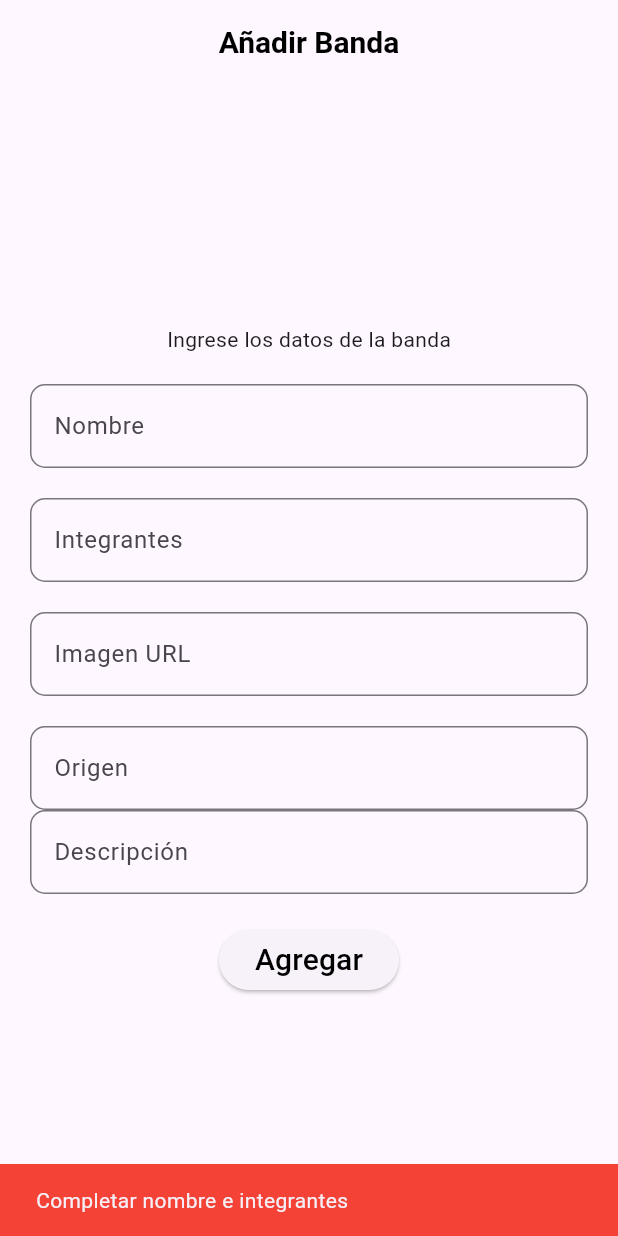
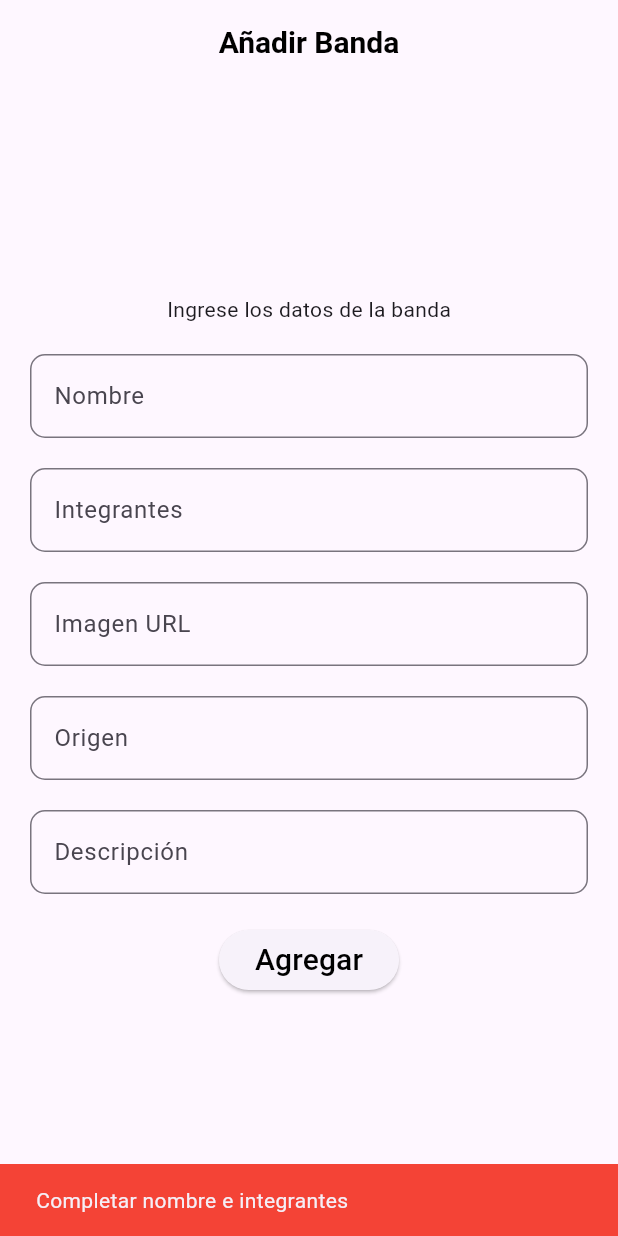
Before and after one commit to Matias0111a/DAP_CHMATI, a Flutter app: the AddScreen screen opened by its route, after a tap on "Agregar", on a phone screen of 412 x 824 dp. Run offline on Flutter 3.47's test engine with Material 3 defaults, Android fonts, the phone set to English and light mode, and no system bars; our stand-ins replace cloud_firestore, firebase_core, flutter_riverpod, go_router; accounts and stored records are empty.

Commit message:
Refactor bandas provider and screens for CRUD
Renamed provider methods for clarity (addBanda, removeBanda, updateBanda) and updated their signatures. Improved AddScreen to use a helper for text fields and handle Firestore addition with confirmation. Updated BandasScreen to use new provider methods for editing and deleting bands, and improved dialog logic for editing.

```diff
--- a/tp0login_home/loginhome1/lib/presentation/providers/bandas_provider.dart
+++ b/tp0login_home/loginhome1/lib/presentation/providers/bandas_provider.dart
@@ -11,11 +11,11 @@ class BandasNotifier extends StateNotifier<List<Banda>> {
       FirebaseFirestore.instance
           .collection('bandas')
           .withConverter<Banda>(
-            fromFirestore: (snapshot, _) {
-              final banda = Banda.fromFirestore(snapshot, options);              // Muy importante: asignamos el doc.id
+            fromFirestore: (snapshot, options) {
+              final banda = Banda.fromFirestore(snapshot, options);
               return banda.copyWith(id: snapshot.id);
             },
-            toFirestore: (banda, options) => banda.toFirestore(),
+            toFirestore: (banda, _) => banda.toFirestore(),
           );
 
   BandasNotifier() : super([]) {
@@ -28,21 +28,18 @@ class BandasNotifier extends StateNotifier<List<Banda>> {
     });
   }
 
-  static SnapshotOptions? get options => null;
-
   /// Agregar banda a Firestore
-  Future<void> add(Banda banda) async {
+  Future<void> addBanda(Banda banda) async {
     await _bandasRef.add(banda);
   }
 
   /// Eliminar banda de Firestore
-  Future<void> remove(Banda banda) async {
-    if (banda.id == null) return;
-    await _bandasRef.doc(banda.id).delete();
+  Future<void> removeBanda(String id) async {
+    await _bandasRef.doc(id).delete();
   }
 
   /// Actualizar banda en Firestore
-  Future<void> update(Banda banda) async {
+  Future<void> updateBanda(Banda banda) async {
     if (banda.id == null) return;
     await _bandasRef.doc(banda.id).set(banda);
   }
--- a/tp0login_home/loginhome1/lib/presentation/screens/add_screen.dart
+++ b/tp0login_home/loginhome1/lib/presentation/screens/add_screen.dart
@@ -1,6 +1,9 @@
 import 'package:flutter/material.dart';
 import 'package:flutter_riverpod/flutter_riverpod.dart';
 import 'package:go_router/go_router.dart';
+import 'package:loginhome1/entities/bandas.dart';
+import 'package:loginhome1/presentation/providers/bandas_provider.dart';
+
 class AddScreen extends ConsumerStatefulWidget {
   static const String name = 'add_band_screen';
   const AddScreen({super.key});
@@ -22,6 +25,7 @@ class _AddScreenState extends ConsumerState<AddScreen> {
     integrantesController.dispose();
     imageController.dispose();
     originController.dispose();
+    descripcionController.dispose();
     super.dispose();
   }
 
@@ -41,78 +45,27 @@ class _AddScreenState extends ConsumerState<AddScreen> {
         child: SingleChildScrollView(
           child: Column(
             mainAxisAlignment: MainAxisAlignment.center,
-            children:[
+            children: [
               const Text('Ingrese los datos de la banda'),
               const SizedBox(height: 20),
-              Padding(
-                padding: const EdgeInsets.symmetric(horizontal: 20),
-                child: TextField(
-                  controller: nombreController,
-                  decoration: InputDecoration(
-                    border: OutlineInputBorder(
-                      borderRadius: BorderRadius.circular(10),
-                    ),
-                    labelText: 'Nombre',
-                  ),
-                ),
-              ),
+
+              _buildTextField(nombreController, 'Nombre'),
               const SizedBox(height: 20),
-              Padding(
-                padding: const EdgeInsets.symmetric(horizontal: 20),
-                child: TextField(
-                  controller: integrantesController,
-                  decoration: InputDecoration(
-                    border: OutlineInputBorder(
-                      borderRadius: BorderRadius.circular(10),
-                    ),
-                    labelText: 'Integrantes',
-                  ),
-                ),
-              ),
+              _buildTextField(integrantesController, 'Integrantes'),
               const SizedBox(height: 20),
-              Padding(
-                padding: const EdgeInsets.symmetric(horizontal: 20),
-                child: TextField(
-                  controller: imageController,
-                  decoration: InputDecoration(
-                    border: OutlineInputBorder(
-                      borderRadius: BorderRadius.circular(10),
-                    ),
-                    labelText: 'Imagen URL',
-                  ),
-                ),
-              ),
+              _buildTextField(imageController, 'Imagen URL'),
               const SizedBox(height: 20),
-              Padding(
-                padding: const EdgeInsets.symmetric(horizontal: 20),
-                child: TextField(
-                  controller: originController,
-                  decoration: InputDecoration(
-                    border: OutlineInputBorder(
-                      borderRadius: BorderRadius.circular(10),
-                    ),
-                    labelText: 'Origen',
-                  ),
-                ),
-              ),
-              Padding(
-                padding: const EdgeInsets.symmetric(horizontal: 20),
-                child: TextField(
-                  controller: descripcionController,
-                  decoration: InputDecoration(
-                    border: OutlineInputBorder(
-                      borderRadius: BorderRadius.circular(10),
-                    ),
-                    labelText: 'Descripción',
-                  ),
-                ),
-              ),
+              _buildTextField(originController, 'Origen'),
               const SizedBox(height: 20),
+              _buildTextField(descripcionController, 'Descripción'),
+              const SizedBox(height: 20),
+
               ElevatedButton(
-                onPressed: () {
+                onPressed: () async {
                   final nombre = nombreController.text.trim();
                   final integrantes = integrantesController.text.trim();
-                  if(nombre.isEmpty || integrantes.isEmpty) {
+
+                  if (nombre.isEmpty || integrantes.isEmpty) {
                     ScaffoldMessenger.of(context).showSnackBar(
                       const SnackBar(
                         content: Text('Completar nombre e integrantes'),
@@ -122,27 +75,61 @@ class _AddScreenState extends ConsumerState<AddScreen> {
                     );
                     return;
                   }
-                  /*final nuevaBanda = Banda(
-                    nombre: nombreController.text,
-                    integrantes: integrantesController.text,
-                    image: imageController.text,
-                    origen: originController.text.isNotEmpty ? originController.text : null,
-                    descripcion: descripcionController.text,
-                  ); */
-                  //ref.read(bandasProvider.notifier).add(nuevaBanda);
-                  GoRouter.of(context).go('/bandas');
+
+                  // Crear la nueva banda
+                  final nuevaBanda = Banda(
+                    id: null, // Firestore lo asigna
+                    nombre: nombre,
+                    integrantes: integrantes,
+                    image: imageController.text.trim(),
+                    origen: originController.text.trim().isNotEmpty
+                        ? originController.text.trim()
+                        : null,
+                    descripcion: descripcionController.text.trim(),
+                  );
+
+                  // Guardar en Firestore con Riverpod
+                  await ref.read(bandasProvider.notifier).addBanda(nuevaBanda);
+
+                  // Revisar si el State sigue montado
+                  if (!mounted) return;
+
+                  // Mostrar confirmación
                   ScaffoldMessenger.of(context).showSnackBar(
                     SnackBar(
-                      //Text('Banda ${nuevaBanda.nombre} añadida correctamente')
-                      content: Text(''),
+                      content:
+                          Text('Banda "${nuevaBanda.nombre}" añadida correctamente'),
+                      backgroundColor: Colors.green,
                       duration: const Duration(seconds: 2),
                     ),
                   );
+
+                  // Redirigir a la lista de bandas
+                  GoRouter.of(context).go('/bandas');
                 },
-                child: const Text('Agregar', style: TextStyle(fontSize: 20, color: Colors.black)),
-              )
-            ]
-          )
+                child: const Text(
+                  'Agregar',
+                  style: TextStyle(fontSize: 20, color: Colors.black),
+                ),
+              ),
+              const SizedBox(height: 20),
+            ],
+          ),
+        ),
+      ),
+    );
+  }
+
+  Widget _buildTextField(TextEditingController controller, String label) {
+    return Padding(
+      padding: const EdgeInsets.symmetric(horizontal: 20),
+      child: TextField(
+        controller: controller,
+        decoration: InputDecoration(
+          border: OutlineInputBorder(
+            borderRadius: BorderRadius.circular(10),
+          ),
+          labelText: label,
         ),
       ),
     );
--- a/tp0login_home/loginhome1/lib/presentation/screens/bandas_screen.dart
+++ b/tp0login_home/loginhome1/lib/presentation/screens/bandas_screen.dart
@@ -2,7 +2,7 @@ import 'package:flutter/material.dart';
 import 'package:flutter_riverpod/flutter_riverpod.dart';
 import 'package:go_router/go_router.dart';
 import 'package:loginhome1/presentation/providers/bandas_provider.dart';
-
+import 'package:loginhome1/entities/bandas.dart';
 // Pantalla que muestra la lista de bandas usando Riverpod para el manejo de estado
 class BandasScreen extends ConsumerWidget {
   static const String name = 'bandas_screen';
@@ -193,7 +193,7 @@ class BandasScreen extends ConsumerWidget {
                                 onPressed: () {
                                   final nombre = nombreController.text.trim();
                                   final integrantes = integrantesController.text.trim();
-                                    // Validación de campos obligatorios
+
                                   if (nombre.isEmpty || integrantes.isEmpty) {
                                     ScaffoldMessenger.of(context).showSnackBar(
                                       const SnackBar(
@@ -204,27 +204,24 @@ class BandasScreen extends ConsumerWidget {
                                     );
                                     return;
                                   }
-                                    // Crea una nueva instancia de Banda con los datos editados
-                                    /*final nuevo = Banda(
+
+                                  final nuevo = Banda(
+                                    id: banda.id, // mantener el id original
                                     nombre: nombre,
                                     integrantes: integrantes,
-                                      image: imageController.text.trim().isEmpty
-                                          ? null
-                                          : imageController.text.trim(),
-                                      origen: origenController.text.trim().isEmpty
-                                          ? null
-                                          : origenController.text.trim(),
-                                      descripcion: descripcionController.text.trim().isEmpty
-                                          ? null
-                                          : descripcionController.text.trim(),
+                                    image: imageController.text.trim().isEmpty ? null : imageController.text.trim(),
+                                    origen: origenController.text.trim().isEmpty ? null : origenController.text.trim(),
+                                    descripcion: descripcionController.text.trim().isEmpty ? null : descripcionController.text.trim(),
                                   );
-                                    // Actualiza la banda en el provider
-                                    //ref.read(bandasProvider.notifier).update(banda, nuevo);
+
+                                    // Llamar al provider para actualizar
+                                    ref.read(bandasProvider.notifier).updateBanda(nuevo);
+
                                     Navigator.of(context).pop();
-                                    */
                                   },
                                   child: const Text('Guardar'),
                                 ),
+
                               ],
                             );
                           },
@@ -236,7 +233,7 @@ class BandasScreen extends ConsumerWidget {
                       icon: const Icon(Icons.delete, color: Colors.red),
                       onPressed: () {
                         // Elimina la banda usando el notifier del provider
-                        //ref.read(bandasProvider.notifier).remove(banda);
+                        ref.read(bandasProvider.notifier).removeBanda(banda.id!);
                       },
                       tooltip: 'Eliminar banda',
                     ),
```
Lines whose indentation alone changed are shown as unchanged.
